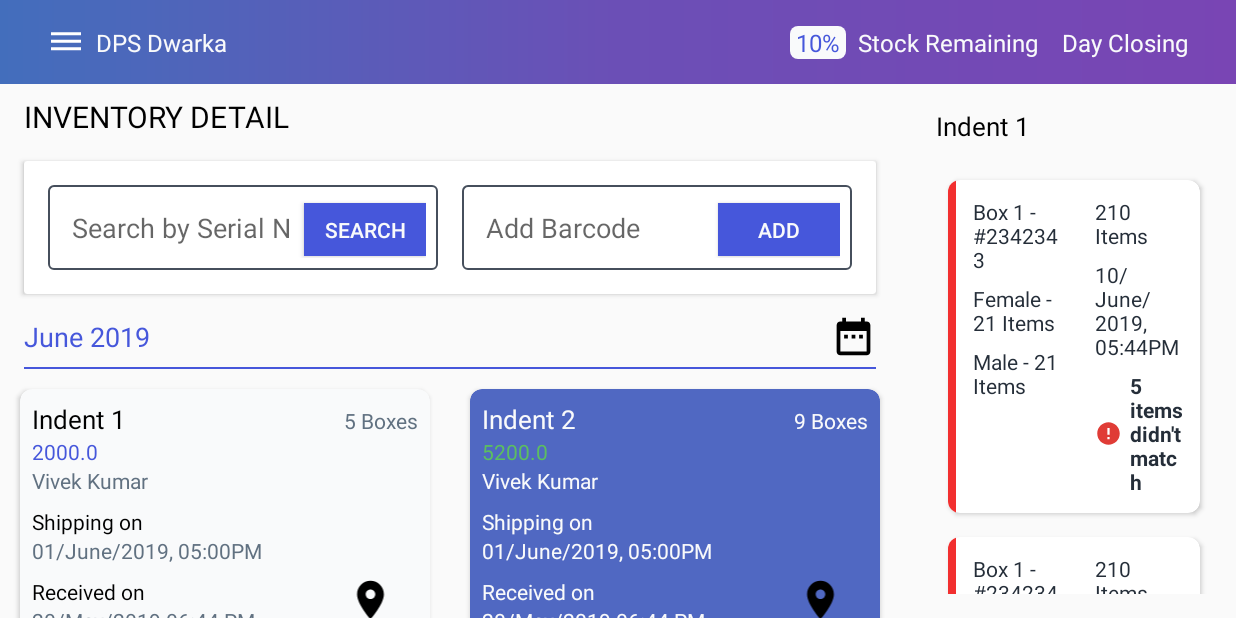
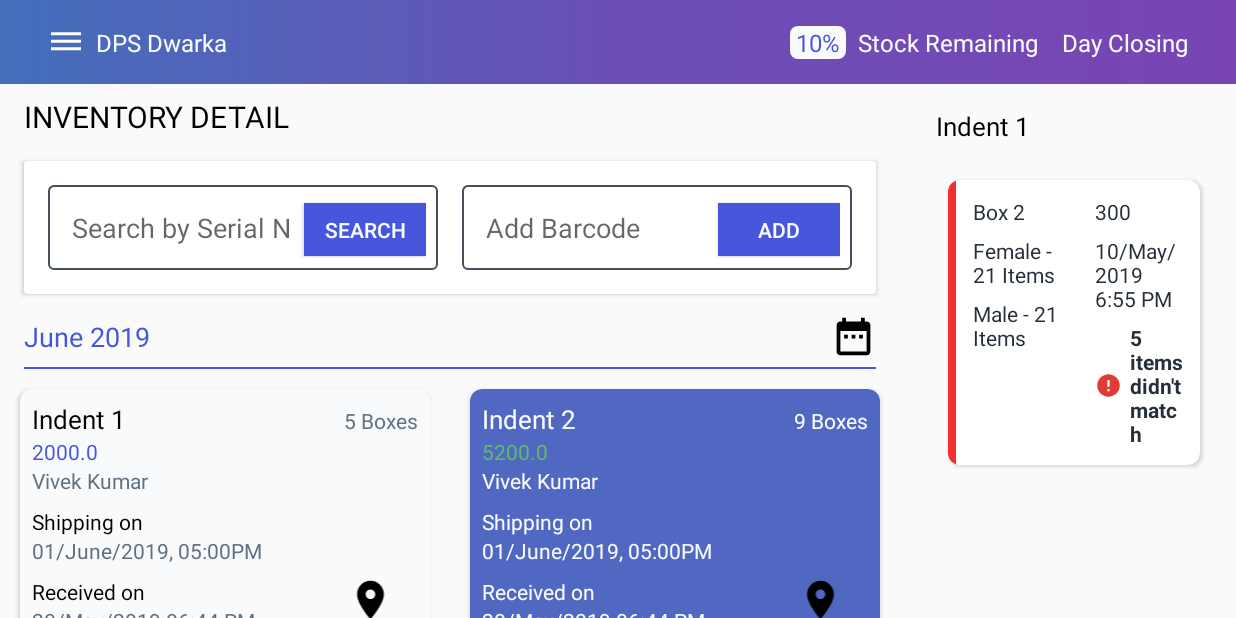
Before and after one commit to 101Loop/Uniform-POS, an Android app: the fragment StockEntryFragment placed in its activity, after a tap on "Indent 2", on a phone screen of 824 x 412 dp (held sideways). Run offline under Robolectric (Android 15) with nearby library versions, the phone set to English and light mode, and no system bars; Roboto replaces fonts that are not available here; 1 other tap on this screen came first.

Commit message:
updating box list on indent clicks (stock entry screen)

```diff
--- a/app/src/main/java/com/tapatuniforms/pos/adapter/StockBoxAdapter.java
+++ b/app/src/main/java/com/tapatuniforms/pos/adapter/StockBoxAdapter.java
@@ -36,6 +36,10 @@ public class StockBoxAdapter extends RecyclerView.Adapter<StockBoxAdapter.ViewHo
 
     @Override
     public void onBindViewHolder(@NonNull ViewHolder holder, int position) {
+        holder.boxNameView.setText(boxList.get(position).getName());
+        holder.itemCount.setText(String.valueOf(boxList.get(position).getNumberOfItems()));
+        holder.itemTextView.setText(boxList.get(position).getDateTime());
+
         holder.rootView.setOnClickListener(v -> {
             if (listener != null) {
                 listener.onBoxSelected();
@@ -45,7 +49,7 @@ public class StockBoxAdapter extends RecyclerView.Adapter<StockBoxAdapter.ViewHo
 
     @Override
     public int getItemCount() {
-        return 13;
+        return boxList.size();
     }
 
     public void setOnBoxClickListener(OnBoxClickListener listener) {
@@ -54,13 +58,16 @@ public class StockBoxAdapter extends RecyclerView.Adapter<StockBoxAdapter.ViewHo
 
     class ViewHolder extends RecyclerView.ViewHolder {
         View rootView;
-        TextView boxNameView, boxSerialView, itemTextView, boxDateView;
+        TextView boxNameView, boxSerialView, itemTextView, boxDateView, itemCount, femaleCountItem, maleCountItem;
 
         public ViewHolder(@NonNull View itemView) {
             super(itemView);
             rootView = itemView;
             boxNameView = itemView.findViewById(R.id.boxNameView);
             itemTextView = itemView.findViewById(R.id.itemTextView);
+            itemCount = itemView.findViewById(R.id.itemCount);
+            femaleCountItem = itemView.findViewById(R.id.femaleCountItem);
+            maleCountItem = itemView.findViewById(R.id.maleCountItem);
         }
     }
 }
--- a/app/src/main/java/com/tapatuniforms/pos/adapter/StockIndentAdapter.java
+++ b/app/src/main/java/com/tapatuniforms/pos/adapter/StockIndentAdapter.java
@@ -1,12 +1,9 @@
 package com.tapatuniforms.pos.adapter;
 
 import android.content.Context;
-import android.util.Log;
 import android.view.LayoutInflater;
 import android.view.View;
 import android.view.ViewGroup;
-import android.widget.ImageView;
-import android.widget.LinearLayout;
 import android.widget.TextView;
 
 import androidx.annotation.NonNull;
@@ -27,6 +24,7 @@ public class StockIndentAdapter extends RecyclerView.Adapter<StockIndentAdapter.
     private Indent selectedIndent;
     private Indent lastIndent;
     private ViewHolder lastViewHolder;
+    private OnIndentClickListener listener;
 
     public StockIndentAdapter(Context context, ArrayList<Indent> indentList) {
         this.context = context;
@@ -63,11 +61,15 @@ public class StockIndentAdapter extends RecyclerView.Adapter<StockIndentAdapter.
 
         holder.rootLayout.setOnClickListener(view -> {
 
+            if (listener != null) {
+                listener.onClickListener(position);
+            }
+
             selectedIndent = indentList.get(position);
 
             if (selectedIndent != lastIndent) {
                 setBackgroundBlue(holder);
-            }else{
+            } else {
                 selectedIndent = null;
                 setBackgroundWhite(holder);
             }
@@ -133,4 +135,12 @@ public class StockIndentAdapter extends RecyclerView.Adapter<StockIndentAdapter.
             shippingLocation = itemView.findViewById(R.id.shippingLocationTextView);
         }
     }
+
+    public interface OnIndentClickListener {
+        void onClickListener(int position);
+    }
+
+    public void setOnIndentClickListener(OnIndentClickListener listener) {
+        this.listener = listener;
+    }
 }
--- a/app/src/main/java/com/tapatuniforms/pos/fragment/StockEntryFragment.java
+++ b/app/src/main/java/com/tapatuniforms/pos/fragment/StockEntryFragment.java
@@ -2,6 +2,7 @@ package com.tapatuniforms.pos.fragment;
 
 
 import android.os.Bundle;
+import android.util.Log;
 import android.view.LayoutInflater;
 import android.view.View;
 import android.view.ViewGroup;
@@ -27,11 +28,14 @@ import com.tapatuniforms.pos.model.Product;
 import java.util.ArrayList;
 import java.util.Objects;
 
-public class StockEntryFragment extends Fragment implements StockBoxAdapter.OnBoxClickListener {
+public class StockEntryFragment extends Fragment implements StockBoxAdapter.OnBoxClickListener, StockIndentAdapter.OnIndentClickListener {
+    private static final String TAG = "StockEntryFragment";
     private RecyclerView indentRecyclerView, requestRecyclerView;
     private Button requestButton;
     private ArrayList<CartItem> requestList;
     private ArrayList<Product> productList;
+    private StockBoxAdapter stockAdapter;
+    private ArrayList<Box> boxList;
 
     @Override
     public View onCreateView(@NonNull LayoutInflater inflater, ViewGroup container,
@@ -54,11 +58,13 @@ public class StockEntryFragment extends Fragment implements StockBoxAdapter.OnBo
         indentRecyclerView.setLayoutManager(new GridLayoutManager(getContext(), 2));
         indentRecyclerView.addItemDecoration(new GridItemDecoration(8, 8));
         indentRecyclerView.setAdapter(adapter);
+        adapter.setOnIndentClickListener(this);
 
+        boxList = new ArrayList<>();
+        boxList.add(getBoxList().get(0));
         requestRecyclerView.setLayoutManager(new LinearLayoutManager(getContext()));
-        StockBoxAdapter stockAdapter = new StockBoxAdapter(getBoxList());
+        stockAdapter = new StockBoxAdapter(boxList);
         requestRecyclerView.setAdapter(stockAdapter);
-//
         stockAdapter.setOnBoxClickListener(this);
     }
 
@@ -67,7 +73,7 @@ public class StockEntryFragment extends Fragment implements StockBoxAdapter.OnBo
         StockItemDialog dialog = new StockItemDialog(getContext());
         dialog.show();
         Objects.requireNonNull(dialog.getWindow()).clearFlags(
-                WindowManager.LayoutParams.FLAG_NOT_FOCUSABLE  | WindowManager.LayoutParams.FLAG_ALT_FOCUSABLE_IM);
+                WindowManager.LayoutParams.FLAG_NOT_FOCUSABLE | WindowManager.LayoutParams.FLAG_ALT_FOCUSABLE_IM);
         dialog.getWindow().setSoftInputMode(WindowManager.LayoutParams.SOFT_INPUT_STATE_VISIBLE);
     }
 
@@ -75,45 +81,45 @@ public class StockEntryFragment extends Fragment implements StockBoxAdapter.OnBo
         ArrayList<Indent> list = new ArrayList<>();
 
         list.add(new Indent(1, "Indent 1", "20/May/2019 06:44 PM", "Vivek Kumar",
-                5, 2000, 260));
+                5, 2000, 260, getBoxList().get(0)));
         list.add(new Indent(2, "Indent 2", "20/May/2019 06:44 PM", "Vivek Kumar",
-                9, 5200, 350));
+                9, 5200, 350, getBoxList().get(1)));
         list.add(new Indent(3, "Indent 3", "20/May/2019 06:44 PM", "Vivek Kumar",
-                8, 4700, 300));
+                8, 4700, 300, getBoxList().get(2)));
         list.add(new Indent(4, "Indent 4", "20/May/2019 06:44 PM", "Vivek Kumar",
-                5, 2400, 400));
+                5, 2400, 400, getBoxList().get(3)));
         list.add(new Indent(5, "Indent 5", "20/May/2019 06:44 PM", "Vivek Kumar",
-                9, 5200, 350));
+                9, 5200, 350, getBoxList().get(4)));
         list.add(new Indent(6, "Indent 6", "20/May/2019 06:44 PM", "Vivek Kumar",
-                8, 4700, 300));
-        list.add(new Indent(7, "Indent 4", "20/May/2019 06:44 PM", "Vivek Kumar",
-                5, 2400, 400));
-        list.add(new Indent(8, "Indent 1", "20/May/2019 06:44 PM", "Vivek Kumar",
-                5, 2000, 260));
-        list.add(new Indent(9, "Indent 2", "20/May/2019 06:44 PM", "Vivek Kumar",
-                9, 5200, 350));
-        list.add(new Indent(10, "Indent 3", "20/May/2019 06:44 PM", "Vivek Kumar",
-                8, 4700, 300));
-        list.add(new Indent(11, "Indent 4", "20/May/2019 06:44 PM", "Vivek Kumar",
-                5, 2400, 400));
-        list.add(new Indent(12, "Indent 2", "20/May/2019 06:44 PM", "Vivek Kumar",
-                9, 5200, 350));
-        list.add(new Indent(13, "Indent 3", "20/May/2019 06:44 PM", "Vivek Kumar",
-                8, 4700, 300));
-        list.add(new Indent(14, "Indent 4", "20/May/2019 06:44 PM", "Vivek Kumar",
-                5, 2400, 400));
-        list.add(new Indent(15, "Indent 1", "20/May/2019 06:44 PM", "Vivek Kumar",
-                5, 2000, 260));
-        list.add(new Indent(16, "Indent 2", "20/May/2019 06:44 PM", "Vivek Kumar",
-                9, 5200, 350));
-        list.add(new Indent(17, "Indent 3", "20/May/2019 06:44 PM", "Vivek Kumar",
-                8, 4700, 300));
-        list.add(new Indent(18, "Indent 4", "20/May/2019 06:44 PM", "Vivek Kumar",
-                5, 2400, 400));
-        list.add(new Indent(19, "Indent 2", "20/May/2019 06:44 PM", "Vivek Kumar",
-                9, 5200, 350));
-        list.add(new Indent(20, "Indent 3", "20/May/2019 06:44 PM", "Vivek Kumar",
-                8, 4700, 300));
+                8, 4700, 300, getBoxList().get(5)));
+        list.add(new Indent(7, "Indent 7", "20/May/2019 06:44 PM", "Vivek Kumar",
+                5, 2400, 400, getBoxList().get(6)));
+        list.add(new Indent(8, "Indent 8", "20/May/2019 06:44 PM", "Vivek Kumar",
+                5, 2000, 260, getBoxList().get(7)));
+        list.add(new Indent(9, "Indent 9", "20/May/2019 06:44 PM", "Vivek Kumar",
+                9, 5200, 350, getBoxList().get(8)));
+        list.add(new Indent(10, "Indent 10", "20/May/2019 06:44 PM", "Vivek Kumar",
+                8, 4700, 300, getBoxList().get(9)));
+        list.add(new Indent(11, "Indent 11", "20/May/2019 06:44 PM", "Vivek Kumar",
+                5, 2400, 400, getBoxList().get(10)));
+        list.add(new Indent(12, "Indent 12", "20/May/2019 06:44 PM", "Vivek Kumar",
+                9, 5200, 350, getBoxList().get(11)));
+        list.add(new Indent(13, "Indent 13", "20/May/2019 06:44 PM", "Vivek Kumar",
+                8, 4700, 300, getBoxList().get(12)));
+        list.add(new Indent(14, "Indent 14", "20/May/2019 06:44 PM", "Vivek Kumar",
+                5, 2400, 400, getBoxList().get(13)));
+        list.add(new Indent(15, "Indent 15", "20/May/2019 06:44 PM", "Vivek Kumar",
+                5, 2000, 260, getBoxList().get(14)));
+        list.add(new Indent(16, "Indent 16", "20/May/2019 06:44 PM", "Vivek Kumar",
+                9, 5200, 350, getBoxList().get(15)));
+        list.add(new Indent(17, "Indent 17", "20/May/2019 06:44 PM", "Vivek Kumar",
+                8, 4700, 300, getBoxList().get(16)));
+        list.add(new Indent(18, "Indent 18", "20/May/2019 06:44 PM", "Vivek Kumar",
+                5, 2400, 400, getBoxList().get(17)));
+        list.add(new Indent(19, "Indent 19", "20/May/2019 06:44 PM", "Vivek Kumar",
+                9, 5200, 350, getBoxList().get(18)));
+        list.add(new Indent(20, "Indent 20", "20/May/2019 06:44 PM", "Vivek Kumar",
+                8, 4700, 300, getBoxList().get(19)));
         return list;
     }
 
@@ -122,7 +128,43 @@ public class StockEntryFragment extends Fragment implements StockBoxAdapter.OnBo
 
         list.add(new Box(1, "Box 1", "1234456677", "10/May/2019 6:55 PM",
                 300, 213));
-        list.add(new Box(1, "Box 2", "1234456677", "10/May/2019 6:55 PM",
+        list.add(new Box(2, "Box 2", "1234456677", "10/May/2019 6:55 PM",
+                300, 120));
+        list.add(new Box(3, "Box 3", "1234456677", "10/May/2019 6:55 PM",
+                300, 120));
+        list.add(new Box(4, "Box 4", "1234456677", "10/May/2019 6:55 PM",
+                300, 120));
+        list.add(new Box(5, "Box 5", "1234456677", "10/May/2019 6:55 PM",
+                300, 120));
+        list.add(new Box(6, "Box 6", "1234456677", "10/May/2019 6:55 PM",
+                300, 120));
+        list.add(new Box(7, "Box 7", "1234456677", "10/May/2019 6:55 PM",
+                300, 120));
+        list.add(new Box(8, "Box 8", "1234456677", "10/May/2019 6:55 PM",
+                300, 120));
+        list.add(new Box(9, "Box 9", "1234456677", "10/May/2019 6:55 PM",
+                300, 120));
+        list.add(new Box(10, "Box 10", "1234456677", "10/May/2019 6:55 PM",
+                300, 120));
+        list.add(new Box(11, "Box 11", "1234456677", "10/May/2019 6:55 PM",
+                300, 120));
+        list.add(new Box(12, "Box 12", "1234456677", "10/May/2019 6:55 PM",
+                300, 120));
+        list.add(new Box(13, "Box 13", "1234456677", "10/May/2019 6:55 PM",
+                300, 120));
+        list.add(new Box(14, "Box 14", "1234456677", "10/May/2019 6:55 PM",
+                300, 120));
+        list.add(new Box(15, "Box 15", "1234456677", "10/May/2019 6:55 PM",
+                300, 120));
+        list.add(new Box(16, "Box 16", "1234456677", "10/May/2019 6:55 PM",
+                300, 120));
+        list.add(new Box(17, "Box 17", "1234456677", "10/May/2019 6:55 PM",
+                300, 120));
+        list.add(new Box(18, "Box 18", "1234456677", "10/May/2019 6:55 PM",
+                300, 120));
+        list.add(new Box(19, "Box 19", "1234456677", "10/May/2019 6:55 PM",
+                300, 120));
+        list.add(new Box(20, "Box 20", "1234456677", "10/May/2019 6:55 PM",
                 300, 120));
 //        list.add(new Box(1, "Box 3", "1234456677", "10/May/2019 6:55 PM",
 //                300, 213));
@@ -134,4 +176,13 @@ public class StockEntryFragment extends Fragment implements StockBoxAdapter.OnBo
         return list;
 
     }
+
+    @Override
+    public void onClickListener(int position) {
+        boxList.clear();
+
+        boxList.add(getBoxList().get(position));
+
+        stockAdapter.notifyDataSetChanged();
+    }
 }
--- a/app/src/main/java/com/tapatuniforms/pos/model/Indent.java
+++ b/app/src/main/java/com/tapatuniforms/pos/model/Indent.java
@@ -9,8 +9,9 @@ public class Indent {
     private double boxValue;
     private int numberOfItems;
     private boolean isSelected;
+    private Box box;
 
-    public Indent(long id, String name, String dateTime, String dispatchPerson, int numberOfBoxes, double boxValue, int numberOfItems) {
+    public Indent(long id, String name, String dateTime, String dispatchPerson, int numberOfBoxes, double boxValue, int numberOfItems, Box box) {
         this.id = id;
         this.name = name;
         this.dateTime = dateTime;
@@ -19,6 +20,7 @@ public class Indent {
         this.boxValue = boxValue;
         this.numberOfItems = numberOfItems;
         this.isSelected = false;
+        this.box = box;
     }
 
     public long getId() {
@@ -84,4 +86,12 @@ public class Indent {
     public void setSelected(boolean selected) {
         isSelected = selected;
     }
+
+    public Box getBox() {
+        return box;
+    }
+
+    public void setBox(Box box) {
+        this.box = box;
+    }
 }
--- a/app/src/main/res/layout/fragment_stock_entry.xml
+++ b/app/src/main/res/layout/fragment_stock_entry.xml
@@ -45,7 +45,6 @@
             app:layout_constraintBottom_toBottomOf="parent"
             app:layout_constraintEnd_toEndOf="parent"
             app:layout_constraintStart_toEndOf="@+id/include4"
-            app:layout_constraintTop_toBottomOf="@+id/textView24"
-            tools:listitem="@layout/stock_list_item_right_layout" />
+            app:layout_constraintTop_toBottomOf="@+id/textView24"/>
     </LinearLayout>
 </androidx.constraintlayout.widget.ConstraintLayout>
```
